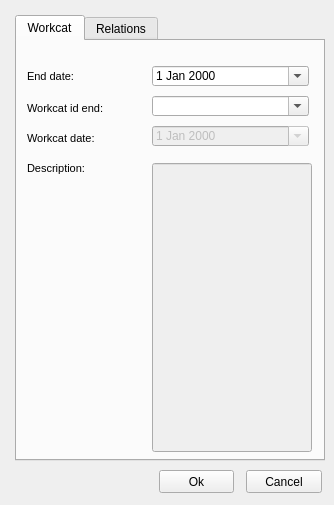
This is ui/workcat_end.ui in Giswater/giswater_qgis_plugin as Qt 5 draws it before an edit. The edited form follows.
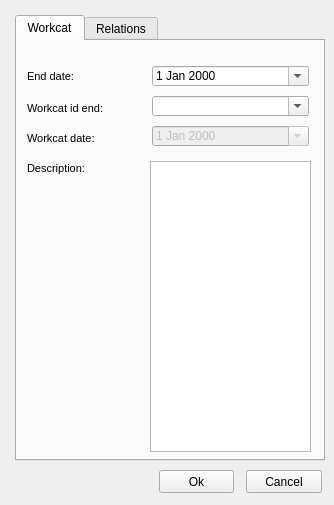
This is the edited form. Icons and pictures are not drawn.

Commit message: Replace QLineEdit by QTextEdit clean code

The edit to the form file:
```diff
--- a/ui/workcat_end.ui
+++ b/ui/workcat_end.ui
@@ -161,22 +161,6 @@
       <number>3</number>
      </property>
     </widget>
-    <widget class="QLineEdit" name="descript">
-     <property name="enabled">
-      <bool>false</bool>
-     </property>
-     <property name="geometry">
-      <rect>
-       <x>135</x>
-       <y>122</y>
-       <width>160</width>
-       <height>289</height>
-      </rect>
-     </property>
-     <property name="readOnly">
-      <bool>true</bool>
-     </property>
-    </widget>
     <widget class="QComboBox" name="workcat_id_end">
      <property name="geometry">
       <rect>
@@ -219,6 +203,16 @@
       <bool>true</bool>
      </property>
     </widget>
+    <widget class="QTextEdit" name="descript">
+     <property name="geometry">
+      <rect>
+       <x>133</x>
+       <y>120</y>
+       <width>161</width>
+       <height>291</height>
+      </rect>
+     </property>
+    </widget>
    </widget>
    <widget class="QWidget" name="tab_2">
     <attribute name="title">
```
The commit also changes 1 other file.
